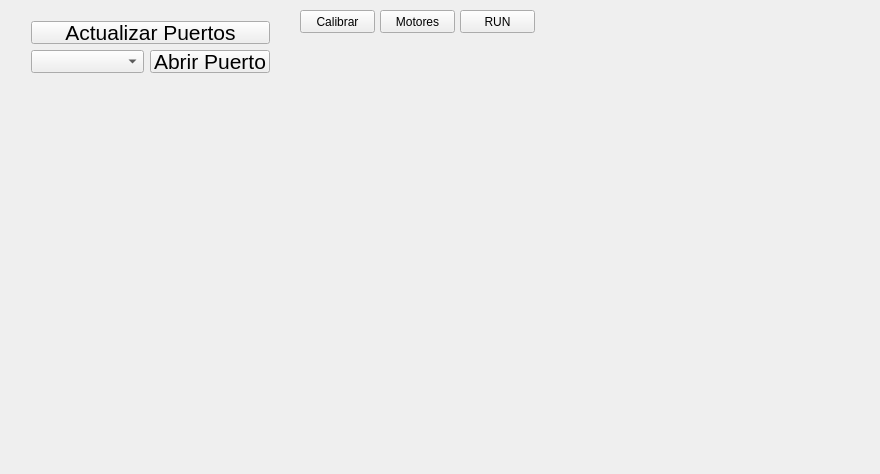
Qt form seguidor de linea velocista/BarraColor/widget.ui (Kmilo169/embedded-systems) before a commit.
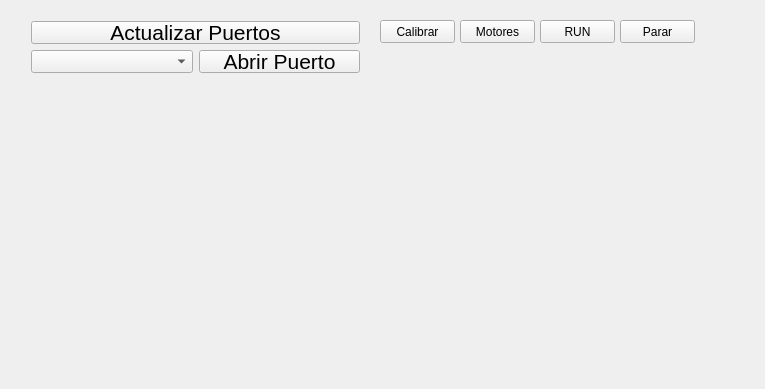
The same form after that commit.

```diff
--- a/seguidor de linea velocista/BarraColor/widget.ui
+++ b/seguidor de linea velocista/BarraColor/widget.ui
@@ -6,8 +6,8 @@
    <rect>
     <x>0</x>
     <y>0</y>
-    <width>880</width>
-    <height>474</height>
+    <width>765</width>
+    <height>389</height>
    </rect>
   </property>
   <property name="windowTitle">
@@ -16,8 +16,8 @@
   <widget class="QWidget" name="layoutWidget">
    <property name="geometry">
     <rect>
-     <x>50</x>
-     <y>360</y>
+     <x>20</x>
+     <y>290</y>
      <width>641</width>
      <height>81</height>
     </rect>
@@ -75,13 +75,6 @@
       </property>
      </widget>
     </item>
-    <item>
-     <widget class="QLabel" name="label_8">
-      <property name="text">
-       <string/>
-      </property>
-     </widget>
-    </item>
    </layout>
   </widget>
   <widget class="QWidget" name="layoutWidget">
@@ -89,7 +82,7 @@
     <rect>
      <x>20</x>
      <y>10</y>
-     <width>261</width>
+     <width>351</width>
      <height>74</height>
     </rect>
    </property>
@@ -132,8 +125,8 @@
   <widget class="QPushButton" name="pushButton_3">
    <property name="geometry">
     <rect>
-     <x>300</x>
-     <y>10</y>
+     <x>380</x>
+     <y>20</y>
      <width>75</width>
      <height>23</height>
     </rect>
@@ -145,8 +138,8 @@
   <widget class="QPushButton" name="pushButton_4">
    <property name="geometry">
     <rect>
-     <x>380</x>
-     <y>10</y>
+     <x>460</x>
+     <y>20</y>
      <width>75</width>
      <height>23</height>
     </rect>
@@ -158,8 +151,8 @@
   <widget class="QPushButton" name="pushButton_5">
    <property name="geometry">
     <rect>
-     <x>460</x>
-     <y>10</y>
+     <x>540</x>
+     <y>20</y>
      <width>75</width>
      <height>23</height>
     </rect>
@@ -171,8 +164,8 @@
   <widget class="QWidget" name="layoutWidget_2">
    <property name="geometry">
     <rect>
-     <x>790</x>
-     <y>70</y>
+     <x>610</x>
+     <y>120</y>
      <width>49</width>
      <height>148</height>
     </rect>
@@ -236,11 +229,11 @@
     </item>
    </layout>
   </widget>
-  <widget class="QWidget" name="">
+  <widget class="QWidget" name="layoutWidget">
    <property name="geometry">
     <rect>
-     <x>730</x>
-     <y>50</y>
+     <x>550</x>
+     <y>100</y>
      <width>112</width>
      <height>15</height>
     </rect>
@@ -262,11 +255,11 @@
     </item>
    </layout>
   </widget>
-  <widget class="QWidget" name="">
+  <widget class="QWidget" name="layoutWidget">
    <property name="geometry">
     <rect>
-     <x>730</x>
-     <y>70</y>
+     <x>550</x>
+     <y>120</y>
      <width>49</width>
      <height>148</height>
     </rect>
@@ -330,13 +323,13 @@
     </item>
    </layout>
   </widget>
-  <widget class="QWidget" name="">
+  <widget class="QWidget" name="layoutWidget">
    <property name="geometry">
     <rect>
-     <x>30</x>
+     <x>20</x>
      <y>100</y>
-     <width>661</width>
-     <height>141</height>
+     <width>501</width>
+     <height>171</height>
     </rect>
    </property>
    <layout class="QVBoxLayout" name="verticalLayout">
@@ -382,6 +375,51 @@
     </item>
    </layout>
   </widget>
+  <widget class="QPushButton" name="pushButton_6">
+   <property name="geometry">
+    <rect>
+     <x>620</x>
+     <y>20</y>
+     <width>75</width>
+     <height>23</height>
+    </rect>
+   </property>
+   <property name="text">
+    <string>Parar</string>
+   </property>
+  </widget>
+  <widget class="QLabel" name="label_31">
+   <property name="geometry">
+    <rect>
+     <x>390</x>
+     <y>50</y>
+     <width>361</width>
+     <height>31</height>
+    </rect>
+   </property>
+   <property name="layoutDirection">
+    <enum>Qt::LeftToRight</enum>
+   </property>
+   <property name="text">
+    <string/>
+   </property>
+   <property name="alignment">
+    <set>Qt::AlignCenter</set>
+   </property>
+  </widget>
+  <widget class="QLabel" name="label_8">
+   <property name="geometry">
+    <rect>
+     <x>670</x>
+     <y>290</y>
+     <width>80</width>
+     <height>79</height>
+    </rect>
+   </property>
+   <property name="text">
+    <string/>
+   </property>
+  </widget>
  </widget>
  <layoutdefault spacing="6" margin="11"/>
  <resources/>
```
